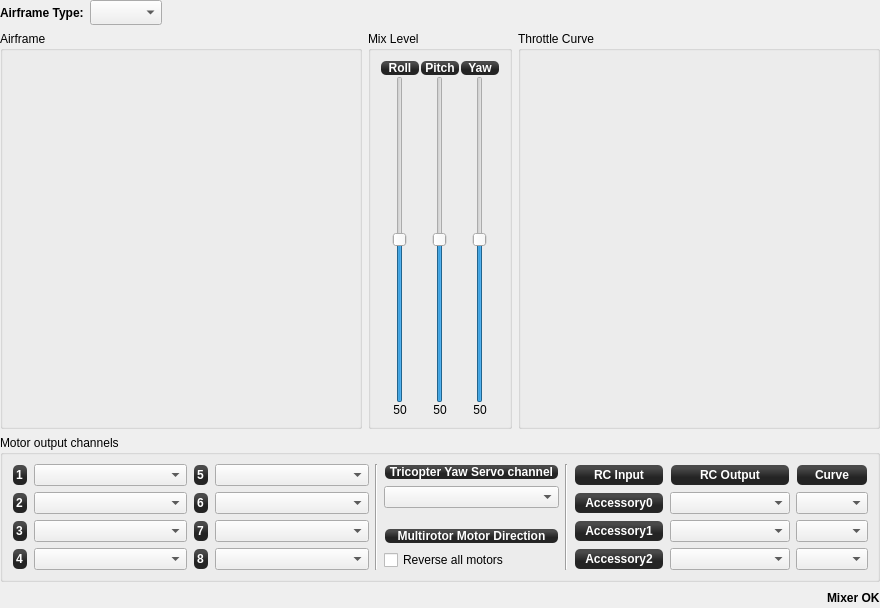
The window that ground/gcs/src/plugins/config/airframe_multirotor.ui (librepilot/LibrePilot) describes before a commit, drawn with Qt 5.
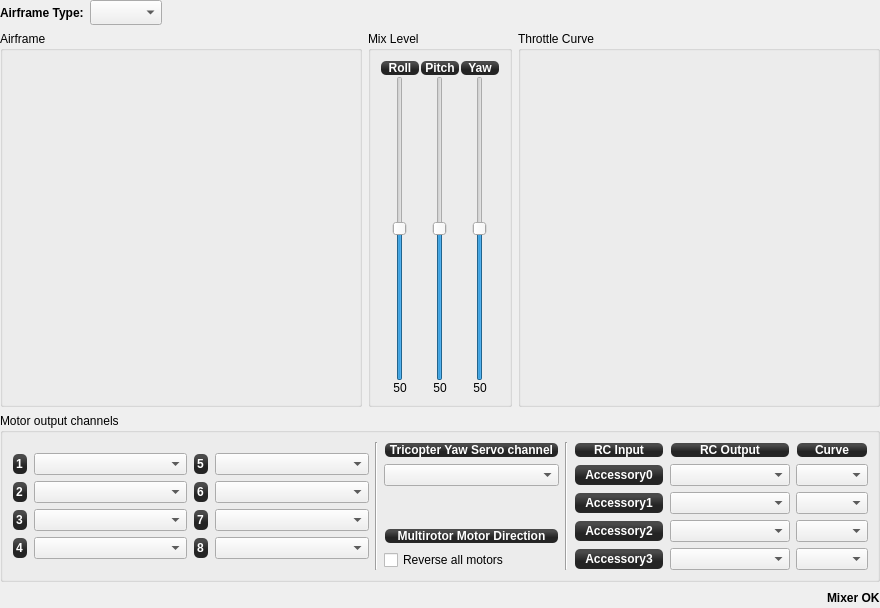
The same window after the commit. Custom widgets are drawn as their Qt base class.

Commit message: LP-114 Add Accessory3 as input - TxWizard and Multirotor Accessory mapping

What changed in the file:
```diff
--- a/ground/gcs/src/plugins/config/airframe_multirotor.ui
+++ b/ground/gcs/src/plugins/config/airframe_multirotor.ui
@@ -766,6 +766,55 @@
           </property>
          </widget>
         </item>
+        <item row="4" column="0">
+         <widget class="QLabel" name="label_11">
+          <property name="minimumSize">
+           <size>
+            <width>90</width>
+            <height>0</height>
+           </size>
+          </property>
+          <property name="styleSheet">
+           <string notr="true">background-color: qlineargradient(spread:reflect, x1:0.507, y1:0, x2:0.507, y2:0.772, stop:0.208955 rgba(74, 74, 74, 255), stop:0.78607 rgba(36, 36, 36, 255));
+color: rgb(255, 255, 255);
+border-radius: 5;
+font: bold 12px;
+margin:1px;</string>
+          </property>
+          <property name="text">
+           <string>Accessory3</string>
+          </property>
+          <property name="alignment">
+           <set>Qt::AlignCenter</set>
+          </property>
+         </widget>
+        </item>
+        <item row="4" column="1">
+         <widget class="QComboBox" name="rcOutputChannelBox4">
+          <property name="sizePolicy">
+           <sizepolicy hsizetype="MinimumExpanding" vsizetype="Fixed">
+            <horstretch>0</horstretch>
+            <verstretch>0</verstretch>
+           </sizepolicy>
+          </property>
+          <property name="minimumSize">
+           <size>
+            <width>0</width>
+            <height>0</height>
+           </size>
+          </property>
+          <property name="toolTip">
+           <string>Select output channel for Accessory3 RcInput</string>
+          </property>
+         </widget>
+        </item>
+        <item row="4" column="2">
+         <widget class="QComboBox" name="rcOutputCurveBox4">
+          <property name="toolTip">
+           <string>Select output curve for Accessory3 RcInput</string>
+          </property>
+         </widget>
+        </item>
        </layout>
       </item>
       <item row="0" column="4">
@@ -805,6 +854,9 @@
         <property name="fieldGrowthPolicy">
          <enum>QFormLayout::AllNonFixedFieldsGrow</enum>
         </property>
+        <property name="formAlignment">
+         <set>Qt::AlignLeading|Qt::AlignLeft|Qt::AlignVCenter</set>
+        </property>
         <property name="verticalSpacing">
          <number>6</number>
         </property>
@@ -857,6 +909,12 @@
           <property name="enabled">
            <bool>true</bool>
           </property>
+          <property name="sizePolicy">
+           <sizepolicy hsizetype="Preferred" vsizetype="Fixed">
+            <horstretch>0</horstretch>
+            <verstretch>0</verstretch>
+           </sizepolicy>
+          </property>
           <property name="toolTip">
            <string>Assign your motor output channels using the drawing above as a reference. Respect propeller rotation.</string>
           </property>
@@ -881,6 +939,12 @@
           <property name="enabled">
            <bool>true</bool>
           </property>
+          <property name="sizePolicy">
+           <sizepolicy hsizetype="Preferred" vsizetype="Fixed">
+            <horstretch>0</horstretch>
+            <verstretch>0</verstretch>
+           </sizepolicy>
+          </property>
           <property name="toolTip">
            <string>Assign your motor output channels using the drawing above as a reference. Respect propeller rotation.</string>
           </property>
@@ -905,6 +969,12 @@
           <property name="enabled">
            <bool>true</bool>
           </property>
+          <property name="sizePolicy">
+           <sizepolicy hsizetype="Preferred" vsizetype="Fixed">
+            <horstretch>0</horstretch>
+            <verstretch>0</verstretch>
+           </sizepolicy>
+          </property>
           <property name="toolTip">
            <string>Assign your motor output channels using the drawing above as a reference. Respect propeller rotation.</string>
           </property>
@@ -952,6 +1022,9 @@
         <property name="fieldGrowthPolicy">
          <enum>QFormLayout::AllNonFixedFieldsGrow</enum>
         </property>
+        <property name="formAlignment">
+         <set>Qt::AlignLeading|Qt::AlignLeft|Qt::AlignVCenter</set>
+        </property>
         <property name="verticalSpacing">
          <number>6</number>
         </property>
@@ -971,6 +1044,12 @@
         </item>
         <item row="0" column="1">
          <widget class="QComboBox" name="multiMotorChannelBox1">
+          <property name="sizePolicy">
+           <sizepolicy hsizetype="Preferred" vsizetype="Fixed">
+            <horstretch>0</horstretch>
+            <verstretch>0</verstretch>
+           </sizepolicy>
+          </property>
           <property name="toolTip">
            <string>Assign your motor output channels using the drawing above as a reference. Respect propeller rotation.</string>
           </property>
@@ -992,6 +1071,12 @@
         </item>
         <item row="1" column="1">
          <widget class="QComboBox" name="multiMotorChannelBox2">
+          <property name="sizePolicy">
+           <sizepolicy hsizetype="Preferred" vsizetype="Fixed">
+            <horstretch>0</horstretch>
+            <verstretch>0</verstretch>
+           </sizepolicy>
+          </property>
           <property name="toolTip">
            <string>Assign your motor output channels using the drawing above as a reference. Respect propeller rotation.</string>
           </property>
@@ -1013,6 +1098,12 @@
         </item>
         <item row="2" column="1">
          <widget class="QComboBox" name="multiMotorChannelBox3">
+          <property name="sizePolicy">
+           <sizepolicy hsizetype="Preferred" vsizetype="Fixed">
+            <horstretch>0</horstretch>
+            <verstretch>0</verstretch>
+           </sizepolicy>
+          </property>
           <property name="toolTip">
            <string>Assign your motor output channels using the drawing above as a reference. Respect propeller rotation.</string>
           </property>
@@ -1034,6 +1125,12 @@
         </item>
         <item row="3" column="1">
          <widget class="QComboBox" name="multiMotorChannelBox4">
+          <property name="sizePolicy">
+           <sizepolicy hsizetype="Preferred" vsizetype="Fixed">
+            <horstretch>0</horstretch>
+            <verstretch>0</verstretch>
+           </sizepolicy>
+          </property>
           <property name="toolTip">
            <string>Assign your motor output channels using the drawing above as a reference. Respect propeller rotation.</string>
           </property>
```
Left out of the diff: 14 changed lines with no effect on the pictures. The commit also changes 8 other files.
